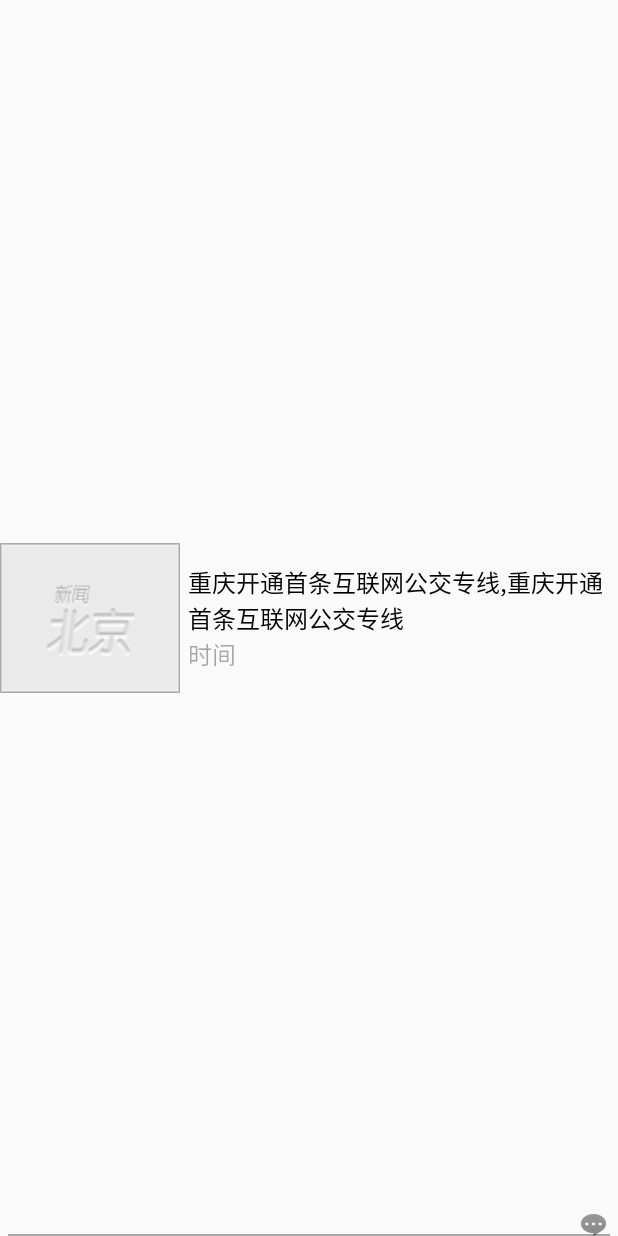
After one commit to yzzhou/BeiJingNewS, an Android app: the layout item_tab_detail.xml on its own in the app's theme, with its tools: preview values and no code run, on a phone screen of 412 x 824 dp. The commit adds this screen. Run offline under Robolectric (Android 15) with nearby library versions, the phone set to English and light mode, and no system bars.

Commit message:
列表新闻数据填充

```diff
--- a/app/build.gradle
+++ b/app/build.gradle
@@ -31,4 +31,5 @@ dependencies {
     compile 'com.zhy:okhttputils:2.6.2'
     compile 'com.google.code.gson:gson:2.8.1'
     compile project(':ViewPagerIndicator_library')
+    compile 'com.github.bumptech.glide:glide:3.5.2'
 }
--- /dev/null
+++ b/app/src/main/res/drawable/guide_point_while.xml
@@ -0,0 +1,6 @@
+<?xml version="1.0" encoding="utf-8"?>
+<shape xmlns:android="http://schemas.android.com/apk/res/android" android:shape="oval">
+
+    <solid android:color="#ffffff"/>
+    <corners android:radius="12dp"/>
+</shape>
--- /dev/null
+++ b/app/src/main/res/drawable/point_selector.xml
@@ -0,0 +1,5 @@
+<?xml version="1.0" encoding="utf-8"?>
+<selector xmlns:android="http://schemas.android.com/apk/res/android">
+    <item android:state_enabled="false" android:drawable="@drawable/guide_point_while"/>
+    +    <item android:state_enabled="true" android:drawable="@drawable/point_red"/>
+</selector>
--- /dev/null
+++ b/app/src/main/res/layout/item_tab_detail.xml
@@ -0,0 +1,63 @@
+<?xml version="1.0" encoding="utf-8"?>
+<FrameLayout xmlns:android="http://schemas.android.com/apk/res/android"
+    android:layout_width="match_parent"
+    android:layout_height="wrap_content">
+    <RelativeLayout xmlns:android="http://schemas.android.com/apk/res/android"
+            android:layout_width="match_parent"
+            android:layout_height="wrap_content">
+    <ImageView
+                android:id="@+id/iv_icon"
+                android:layout_width="120dp"
+                android:layout_height="100dp"
+                android:layout_centerVertical="true"
+
+        android:scaleType="fitXY"
+                android:src="@drawable/news_pic_default" />
+
+            <LinearLayout
+                android:layout_width="wrap_content"
+                android:layout_height="wrap_content"
+                android:layout_centerVertical="true"
+                android:layout_marginLeft="5dp"
+                android:layout_toRightOf="@id/iv_icon"
+                android:orientation="vertical">
+
+                <TextView
+                    android:id="@+id/tv_desc"
+                    android:layout_width="wrap_content"
+                    android:layout_height="wrap_content"
+                    android:lines="2"
+                   android:text="重庆开通首条互联网公交专线,重庆开通首条互联网公交专线"
+                    android:textColor="#000000"
+                    android:textSize="16sp" />
+
+                <TextView
+                    android:id="@+id/tv_time"
+                    android:layout_width="wrap_content"
+                   android:layout_height="wrap_content"
+                   android:lines="1"
+                    android:text="时间"
+                    android:textColor="#55000000"
+                    android:textSize="16sp" />
+            </LinearLayout>
+
+            <ImageView
+                android:layout_width="wrap_content"
+                android:layout_height="wrap_content"
+                android:layout_alignParentBottom="true"
+                android:layout_alignParentRight="true"
+                android:layout_marginBottom="8dp"
+                android:layout_marginRight="8dp"
+                android:src="@drawable/icon_news_comment_num" />
+
+            <View
+                android:layout_width="match_parent"
+                android:layout_height="1.0dp"
+               android:layout_alignParentBottom="true"
+                android:layout_marginLeft="5dp"
+                android:layout_marginRight="5dp"
+                android:background="#55000000" />
+
+        </RelativeLayout>
+
+</FrameLayout>
--- a/library/build.gradle
+++ b/library/build.gradle
@@ -5,7 +5,7 @@ android {
     buildToolsVersion "25.0.3"
 
     defaultConfig {
-        minSdkVersion 15
+        minSdkVersion 16
         targetSdkVersion 25
     }
 
```
Also changed, not shown: ViewPagerIndicator_library/src/main/res/drawable/vpi__tab_textcolor_indicator.xml (added, +19 -0 lines), app/src/main/java/myapplication/beijingnews/activity/DetailPager/TabDetailPager.java (+148 -15 lines), app/src/main/res/layout/pager_tab_detail.xml (+4 -44 lines), app/src/main/res/layout/tab_detail_topenews.xml (added, +39 -0 lines).
